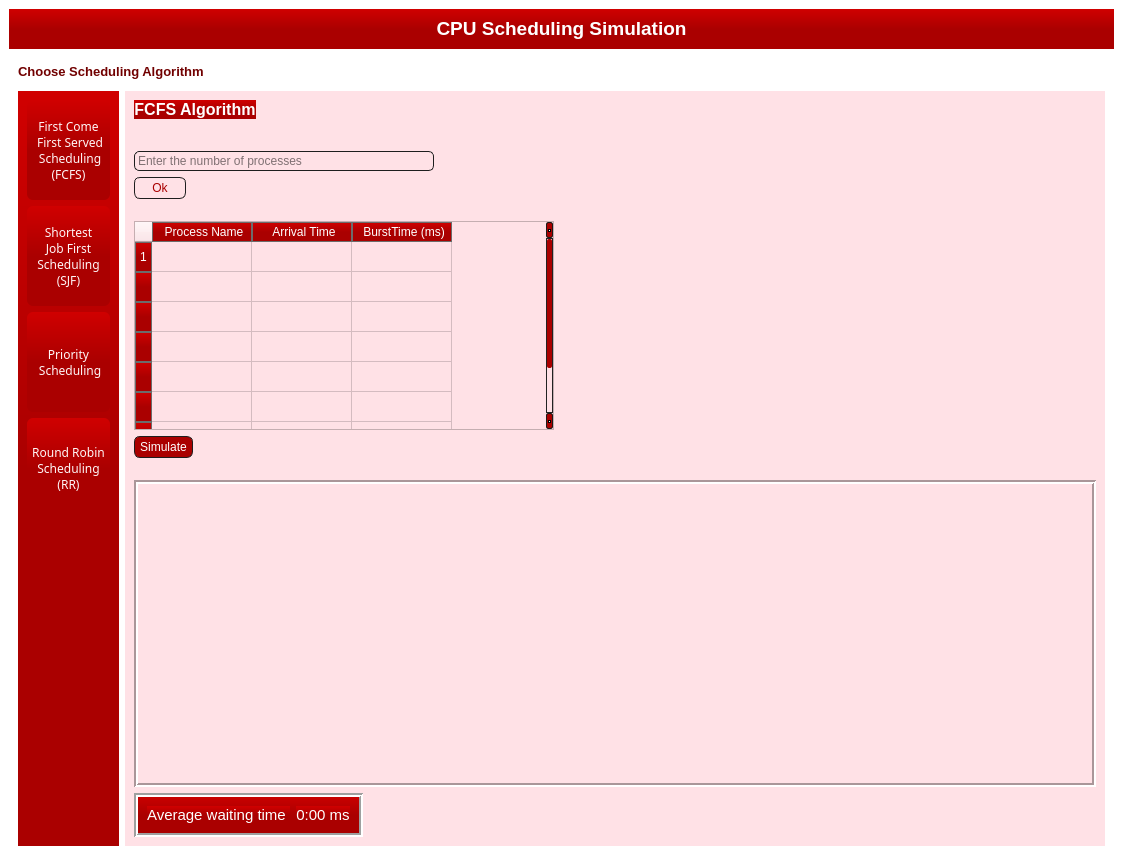
Old version of the form CPU_Scheduler.ui in the repository AhmedEsaam/CPU-Scheduler-Using-PyQt.
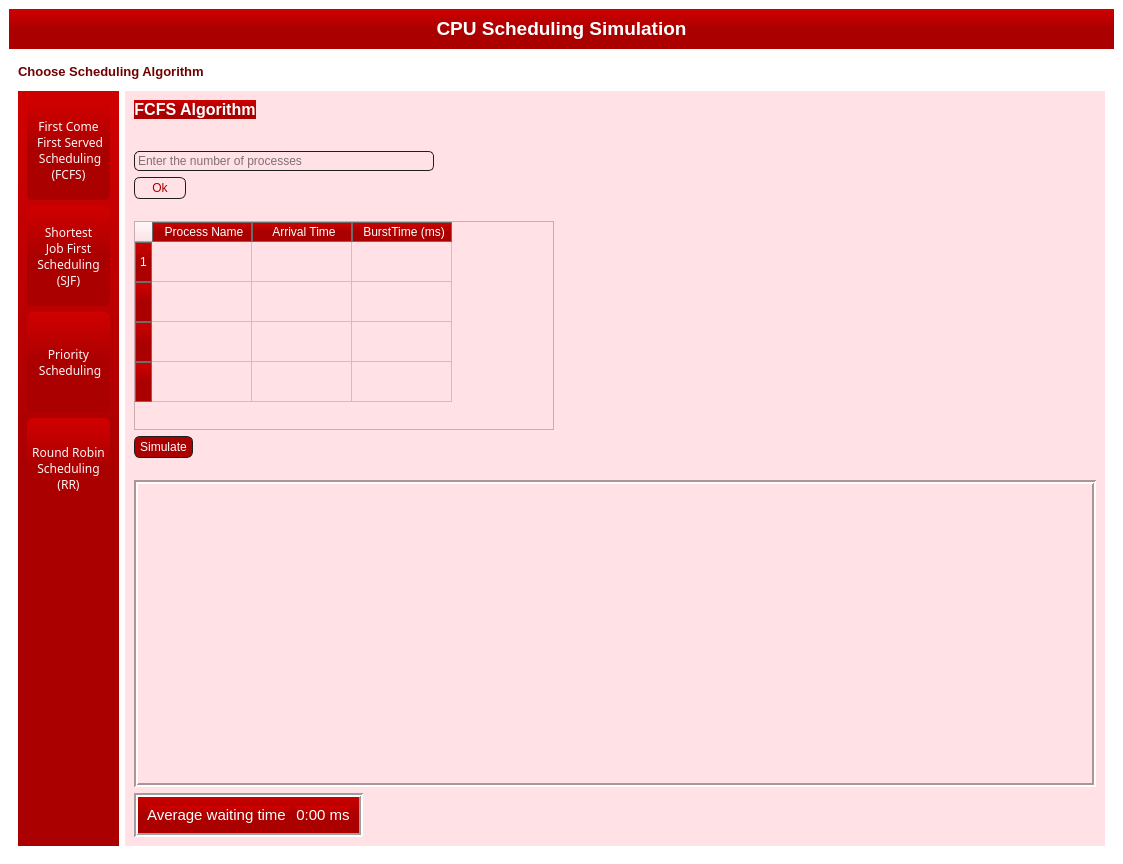
New version of the form. Icons and pictures are not drawn.

Diff of the .ui file:
```diff
--- a/CPU_Scheduler.ui
+++ b/CPU_Scheduler.ui
@@ -18,7 +18,108 @@
     <normaloff>:/newPrefix/process schedualing.png</normaloff>:/newPrefix/process schedualing.png</iconset>
   </property>
   <property name="styleSheet">
-   <string notr="true">style sheet
+   <string notr="true">
+QScrollBar:horizontal {
+     border: 1px solid #222222;
+     
+	background: none;
+     height: 7px;
+     margin: 0px 16px 0 16px;
+}
+
+QScrollBar::handle:horizontal
+{
+    	background-color: rgb(170, 0, 0);
+      min-height: 20px;
+      border-radius: 2px;
+}
+
+QScrollBar::add-line:horizontal {
+      border: 1px solid #1b1b19;
+      border-radius: 2px;
+  	background-color: rgb(170, 0, 0);
+      width: 14px;
+      subcontrol-position: right;
+      subcontrol-origin: margin;
+}
+
+QScrollBar::sub-line:horizontal {
+      border: 1px solid #1b1b19;
+      border-radius: 2px;
+      	background-color: rgb(170, 0, 0);
+      width: 14px;
+     subcontrol-position: left;
+     subcontrol-origin: margin;
+}
+
+QScrollBar::right-arrow:horizontal, QScrollBar::left-arrow:horizontal
+{
+      border: 1px solid black;
+      width: 1px;
+      height: 1px;
+      background: white;
+}
+
+QScrollBar::add-page:horizontal, QScrollBar::sub-page:horizontal
+{
+      background: none;
+}
+
+QScrollBar:vertical
+{
+   	background: none;
+      width: 7px;
+      margin: 16px 0 16px 0;
+      border: 1px solid #222222;
+}
+
+QScrollBar::handle:vertical
+{
+     	background-color: rgb(170, 0, 0);
+      min-height: 20px;
+      border-radius: 2px;
+}
+
+QScrollBar::add-line:vertical
+{
+      border: 1px solid #1b1b19;
+      border-radius: 2px;
+   	background-color: rgb(170, 0, 0);
+      height: 14px;
+      subcontrol-position: bottom;
+      subcontrol-origin: margin;
+}
+
+QScrollBar::sub-line:vertical
+{
+      border: 1px solid #1b1b19;
+      border-radius: 2px;
+     	background-color: rgb(170, 0, 0);
+      height: 14px;
+      subcontrol-position: top;
+      subcontrol-origin: margin;
+}
+
+QScrollBar::up-arrow:vertical, QScrollBar::down-arrow:vertical
+{
+      border: 1px solid black;
+      width: 1px;
+      height: 1px;
+      background: white;
+}
+
+
+QScrollBar::add-page:vertical, QScrollBar::sub-page:vertical
+{
+      background: none;
+}
+
+
+
+
+
+
+
 QRadioButton::indicator
 {
     border-radius: 6px;
@@ -509,104 +610,7 @@
       <item row="0" column="0">
        <widget class="QScrollArea" name="scrollArea">
         <property name="styleSheet">
-         <string notr="true">
-QScrollBar:horizontal {
-     border: 1px solid #222222;
-     
-	background: none;
-     height: 7px;
-     margin: 0px 16px 0 16px;
-}
-
-QScrollBar::handle:horizontal
-{
-    	background-color: rgb(170, 0, 0);
-      min-height: 20px;
-      border-radius: 2px;
-}
-
-QScrollBar::add-line:horizontal {
-      border: 1px solid #1b1b19;
-      border-radius: 2px;
-  	background-color: rgb(170, 0, 0);
-      width: 14px;
-      subcontrol-position: right;
-      subcontrol-origin: margin;
-}
-
-QScrollBar::sub-line:horizontal {
-      border: 1px solid #1b1b19;
-      border-radius: 2px;
-      	background-color: rgb(170, 0, 0);
-      width: 14px;
-     subcontrol-position: left;
-     subcontrol-origin: margin;
-}
-
-QScrollBar::right-arrow:horizontal, QScrollBar::left-arrow:horizontal
-{
-      border: 1px solid black;
-      width: 1px;
-      height: 1px;
-      background: white;
-}
-
-QScrollBar::add-page:horizontal, QScrollBar::sub-page:horizontal
-{
-      background: none;
-}
-
-QScrollBar:vertical
-{
-   	background: none;
-      width: 7px;
-      margin: 16px 0 16px 0;
-      border: 1px solid #222222;
-}
-
-QScrollBar::handle:vertical
-{
-     	background-color: rgb(170, 0, 0);
-      min-height: 20px;
-      border-radius: 2px;
-}
-
-QScrollBar::add-line:vertical
-{
-      border: 1px solid #1b1b19;
-      border-radius: 2px;
-   	background-color: rgb(170, 0, 0);
-      height: 14px;
-      subcontrol-position: bottom;
-      subcontrol-origin: margin;
-}
-
-QScrollBar::sub-line:vertical
-{
-      border: 1px solid #1b1b19;
-      border-radius: 2px;
-     	background-color: rgb(170, 0, 0);
-      height: 14px;
-      subcontrol-position: top;
-      subcontrol-origin: margin;
-}
-
-QScrollBar::up-arrow:vertical, QScrollBar::down-arrow:vertical
-{
-      border: 1px solid black;
-      width: 1px;
-      height: 1px;
-      background: white;
-}
-
-
-QScrollBar::add-page:vertical, QScrollBar::sub-page:vertical
-{
-      background: none;
-}
-
-
-</string>
+         <string notr="true"/>
         </property>
         <property name="frameShape">
          <enum>QFrame::NoFrame</enum>
@@ -1108,8 +1112,18 @@
 
 	color: rgb(0, 0, 0);
 }
+border:none
 </string>
                   </property>
+                  <property name="editTriggers">
+                   <set>QAbstractItemView::AllEditTriggers</set>
+                  </property>
+                  <attribute name="verticalHeaderMinimumSectionSize">
+                   <number>30</number>
+                  </attribute>
+                  <attribute name="verticalHeaderDefaultSectionSize">
+                   <number>40</number>
+                  </attribute>
                   <row>
                    <property name="text">
                     <string>1</string>
@@ -1130,26 +1144,6 @@
                     <string/>
                    </property>
                   </row>
-                  <row>
-                   <property name="text">
-                    <string/>
-                   </property>
-                  </row>
-                  <row>
-                   <property name="text">
-                    <string/>
-                   </property>
-                  </row>
-                  <row>
-                   <property name="text">
-                    <string/>
-                   </property>
-                  </row>
-                  <row>
-                   <property name="text">
-                    <string/>
-                   </property>
-                  </row>
                   <column>
                    <property name="text">
                     <string>Process Name</string>
```
Left out of the diff: 64 changed lines with no effect on the pictures.
